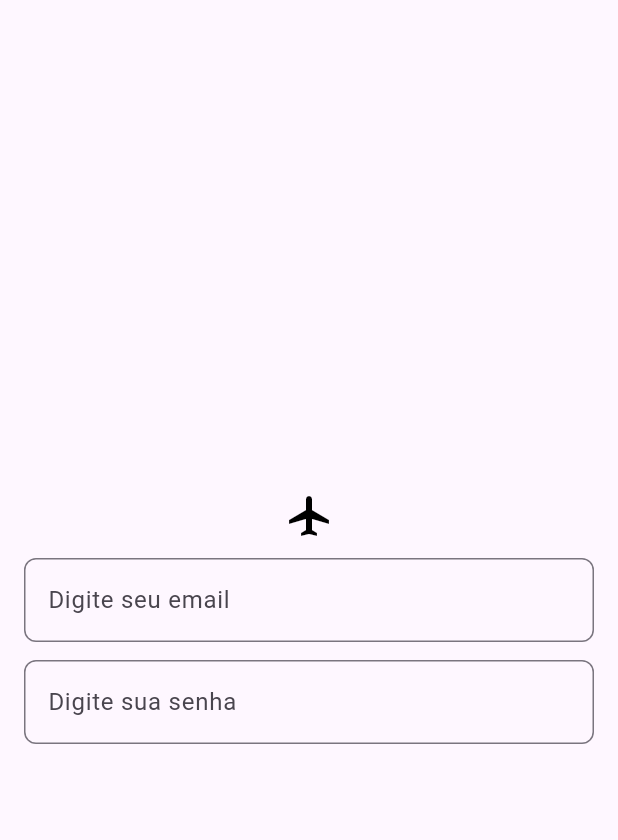
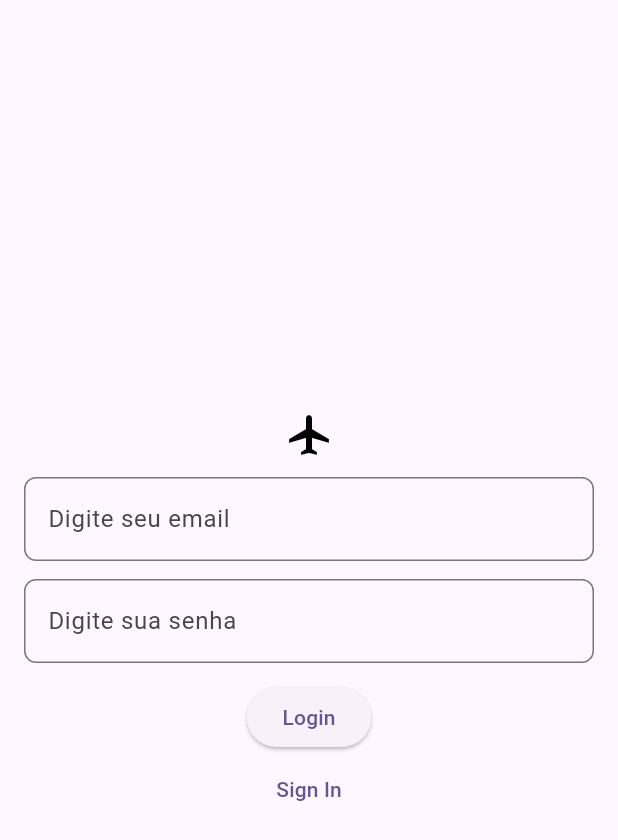
Before and after one commit to ViniciusdePSouza/onFly, a Flutter app: the screen it shows after launch, on a phone screen of 412 x 824 dp. Shown: the top 840 px of the screen. Run offline on Flutter 3.47's test engine with Material 2 defaults, Android fonts, the phone set to English and light mode, and no system bars; our stand-ins replace firebase_auth, firebase_core; accounts and stored records are empty.

Commit message:
feature: login feature done

```diff
--- a/onfly/lib/main.dart
+++ b/onfly/lib/main.dart
@@ -1,8 +1,13 @@
+import 'package:firebase_auth/firebase_auth.dart';
+import 'package:firebase_core/firebase_core.dart';
 import 'package:flutter/material.dart';
+import 'package:onfly/screens/Home/home_screen.dart';
 import 'package:onfly/screens/login/login_screen.dart';
 
-void main() {
-  runApp(const MyApp());
+void main() async {
+  WidgetsFlutterBinding.ensureInitialized();
+  await Firebase.initializeApp();
+  runApp(MyApp());
 }
 
 class MyApp extends StatelessWidget {
@@ -16,26 +21,19 @@ class MyApp extends StatelessWidget {
         colorScheme: ColorScheme.fromSeed(seedColor: Colors.deepPurple),
         useMaterial3: true,
       ),
-      home: const MyHomePage(title: 'Flutter Demo Home Page'),
+      home: StreamBuilder<User?>(
+        stream: FirebaseAuth.instance.authStateChanges(),
+        builder: (context, AsyncSnapshot<User?> snapshot) {
+          if (snapshot.hasData && snapshot.data != null) {
+            return const HomeScreen();
+          } else if (snapshot.connectionState == ConnectionState.waiting) {
+            return const Center(
+              child: CircularProgressIndicator(),
+            );
+          }
+            return const LoginScreen();
+        },
+      ),
     );
   }
 }
-
-class MyHomePage extends StatefulWidget {
-  const MyHomePage({super.key, required this.title});
-
-  final String title;
-
-  @override
-  State<MyHomePage> createState() => _MyHomePageState();
-}
-
-class _MyHomePageState extends State<MyHomePage> {
-  @override
-  Widget build(BuildContext context) {
-    return const Scaffold(
-        body: Center(
-          child: LoginScreen(),
-        ));
-  }
-}
--- a/onfly/lib/screens/login/login_screen.dart
+++ b/onfly/lib/screens/login/login_screen.dart
@@ -1,3 +1,4 @@
+import 'package:firebase_auth/firebase_auth.dart';
 import 'package:flutter/material.dart';
 
 class LoginScreen extends StatefulWidget {
@@ -8,12 +9,16 @@ class LoginScreen extends StatefulWidget {
 }
 
 class _LoginScreenState extends State<LoginScreen> {
+  TextEditingController _emailController = new TextEditingController();
+  TextEditingController _passwordController = new TextEditingController();
+
   @override
   Widget build(BuildContext context) {
     return Scaffold(
-      body: Center(
+      body: Container(
+        child: Center(
           child: Padding(
-          padding: EdgeInsets.symmetric(horizontal: 16.0),
+            padding: const EdgeInsets.symmetric(horizontal: 16.0),
             child: Column(
               mainAxisAlignment: MainAxisAlignment.center,
               children: [
@@ -24,6 +29,7 @@ class _LoginScreenState extends State<LoginScreen> {
                 ),
                 const SizedBox(height: 12),
                 TextField(
+                  controller: _emailController,
                   decoration: InputDecoration(
                       hintText: 'Digite seu email',
                       border: OutlineInputBorder(
@@ -35,16 +41,41 @@ class _LoginScreenState extends State<LoginScreen> {
                   height: 12,
                 ),
                 TextField(
+                    controller: _passwordController,
                     decoration: InputDecoration(
                         hintText: 'Digite sua senha',
                         border: OutlineInputBorder(
                           borderSide: BorderSide(width: 1),
                           borderRadius: BorderRadius.circular(8),
                         ))),
+                const SizedBox(
+                  height: 12,
+                ),
+                ElevatedButton(
+                    onPressed: () {
+                      if (_passwordController.text.isEmpty &&
+                          _emailController.text.isEmpty) return print('Vazio');
+                      login(_emailController.text, _passwordController.text);
+                    },
+                    child: const Text('Login')),
+                    TextButton(onPressed: () {
+                      final auth = FirebaseAuth.instance;
+                      auth.createUserWithEmailAndPassword(email: _emailController.text, password: _passwordController.text);
+                    }, child: Text('Sign In'))
               ],
+            ),
           ),
         ),
       ),
     );
   }
 }
+
+Future<void> login(String email, String password) async {
+  print('chamando');
+  final auth = FirebaseAuth.instance;
+  UserCredential user =
+      await auth.signInWithEmailAndPassword(email: email, password: password);
+
+print(user);
+}
--- a/onfly/pubspec.yaml
+++ b/onfly/pubspec.yaml
@@ -35,7 +35,9 @@ dependencies:
   # The following adds the Cupertino Icons font to your application.
   # Use with the CupertinoIcons class for iOS style icons.
   cupertino_icons: ^1.0.2
-  firebase_auth: ^4.16.0
+  firebase_auth: ^4.6.3
+  firebase_core: ^2.13.1
+  cloud_firestore: ^4.8.0
 
 dev_dependencies:
   flutter_test:
```
Also changed, not shown: onfly/lib/screens/Home/home_screen.dart (added, +29 -0 lines), onfly/pubspec.lock, 3 other files. Lines whose indentation alone changed are shown as unchanged.
